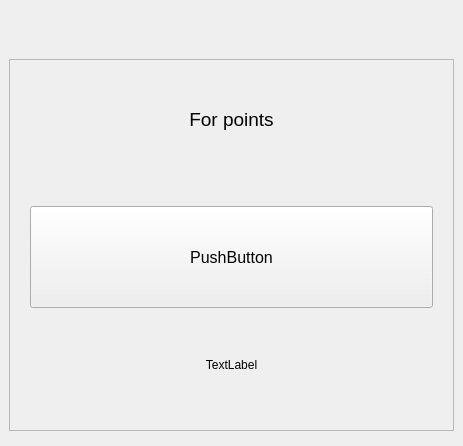
The window that UI_Files/question_window.ui (Thomas1B/Jeeopardy-) describes before a commit, drawn with Qt 5.
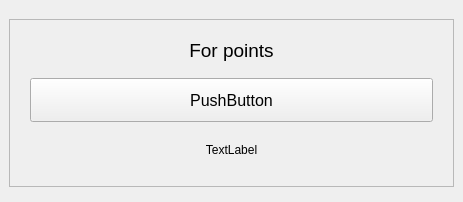
The same window after the commit.

The edit to the form file:
```diff
--- a/UI_Files/question_window.ui
+++ b/UI_Files/question_window.ui
@@ -7,7 +7,7 @@
     <x>0</x>
     <y>0</y>
     <width>463</width>
-    <height>446</height>
+    <height>202</height>
    </rect>
   </property>
   <property name="windowTitle">
@@ -28,8 +28,8 @@
       </property>
       <property name="sizeHint" stdset="0">
        <size>
-        <width>20</width>
-        <height>50</height>
+        <width>10</width>
+        <height>10</height>
        </size>
       </property>
      </spacer>
@@ -68,22 +68,6 @@
          </property>
         </widget>
        </item>
-       <item>
-        <spacer name="verticalSpacer_2">
-         <property name="orientation">
-          <enum>Qt::Vertical</enum>
-         </property>
-         <property name="sizeType">
-          <enum>QSizePolicy::Fixed</enum>
-         </property>
-         <property name="sizeHint" stdset="0">
-          <size>
-           <width>20</width>
-           <height>30</height>
-          </size>
-         </property>
-        </spacer>
-       </item>
        <item>
         <widget class="QPushButton" name="btn_question">
          <property name="sizePolicy">
```
